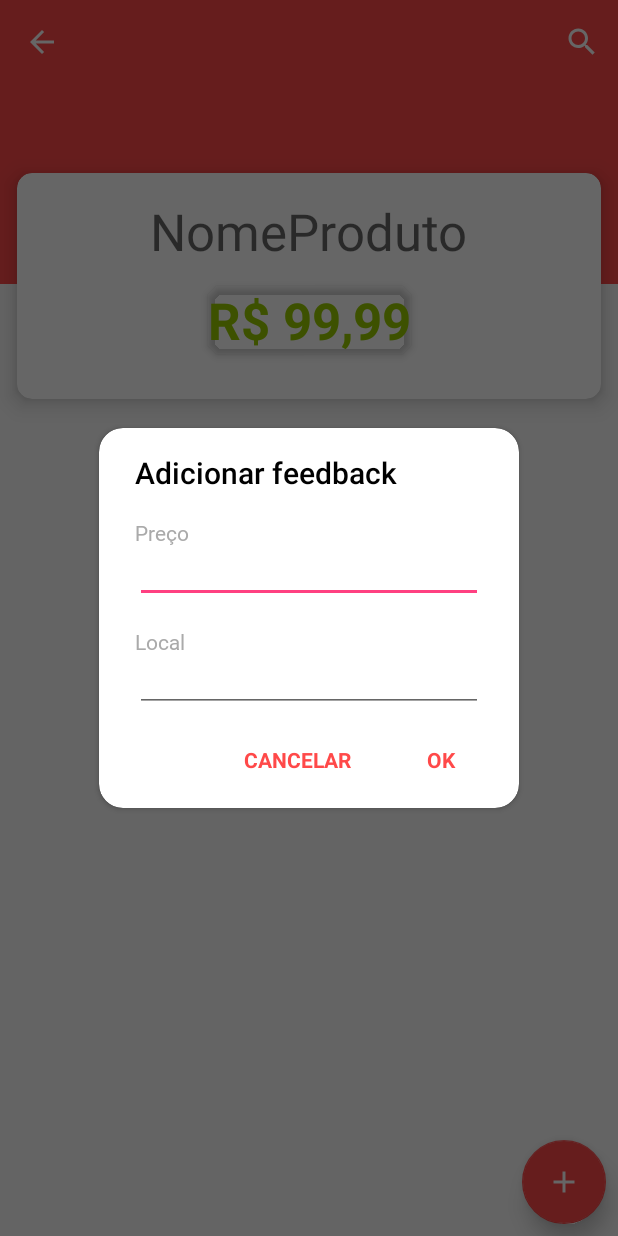
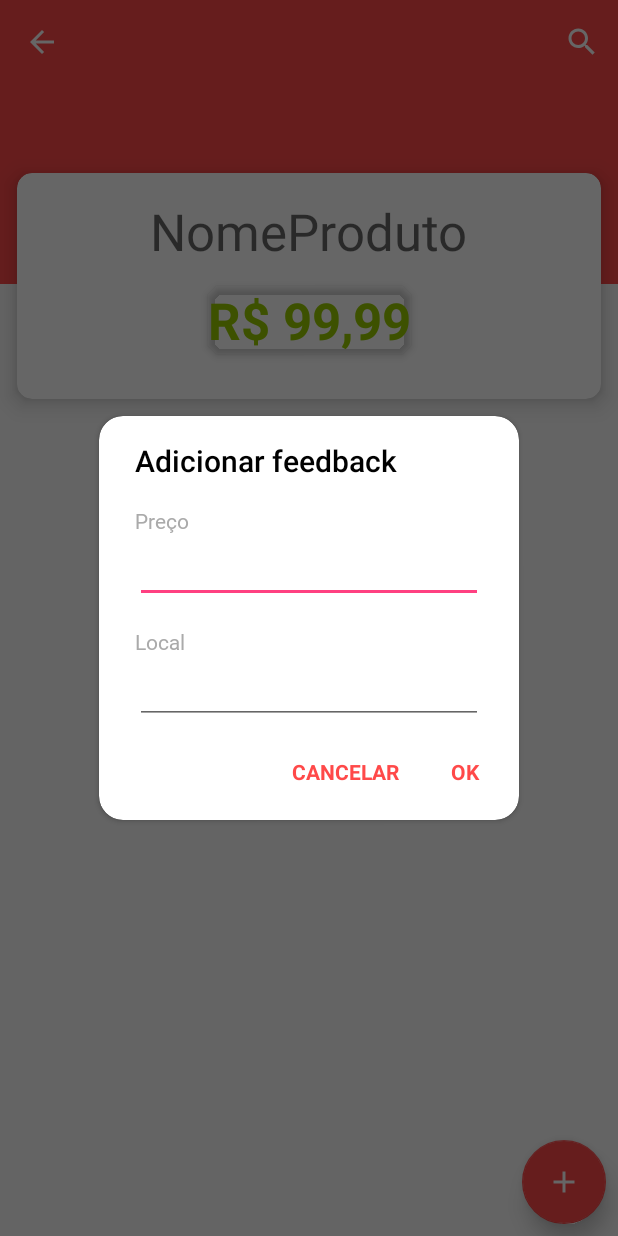
Before and after one commit to igooralm192/Economiz, an Android app: the screen it shows after launch (ProductActivity), after a tap on an icon or button, on a phone screen of 412 x 824 dp. Run offline under Robolectric (Android 15) with nearby library versions, the light colour scheme and no system bars; libraries missing offline, so code that uses them is left out: com.mancj.materialsearchbar; plain views replace MaterialSearchBar; 5 statements that could not run were skipped.

Commit message:
Add layout changes Refs #58

```diff
--- a/app/src/main/res/layout/dialog.xml
+++ b/app/src/main/res/layout/dialog.xml
@@ -57,7 +57,8 @@
                 android:ems="10"
                 android:inputType="numberDecimal"
                 android:singleLine="true"
-                android:textSize="12sp"
+                android:textAlignment="center"
+                android:textSize="18sp"
                 app:layout_constraintEnd_toEndOf="parent"
                 app:layout_constraintStart_toStartOf="parent"
                 app:layout_constraintTop_toBottomOf="@+id/dialog_subtitle_1" />
@@ -83,14 +84,14 @@
                 android:ems="10"
                 android:inputType="text"
                 android:singleLine="true"
-                android:textSize="12sp"
+                android:textSize="18sp"
                 app:layout_constraintEnd_toEndOf="parent"
                 app:layout_constraintStart_toStartOf="parent"
                 app:layout_constraintTop_toBottomOf="@+id/dialog_subtitle_2" />
 
             <Button
                 android:id="@+id/product_dialog_yes"
-                android:layout_width="wrap_content"
+                android:layout_width="56dp"
                 android:layout_height="wrap_content"
                 android:layout_marginBottom="8dp"
                 android:layout_marginEnd="8dp"
```
